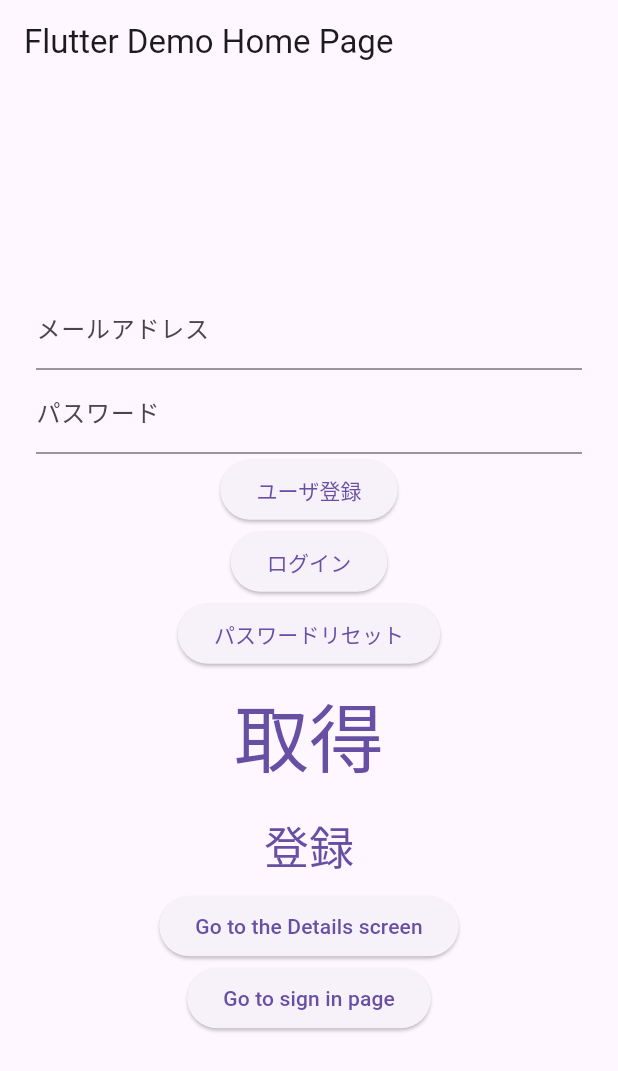
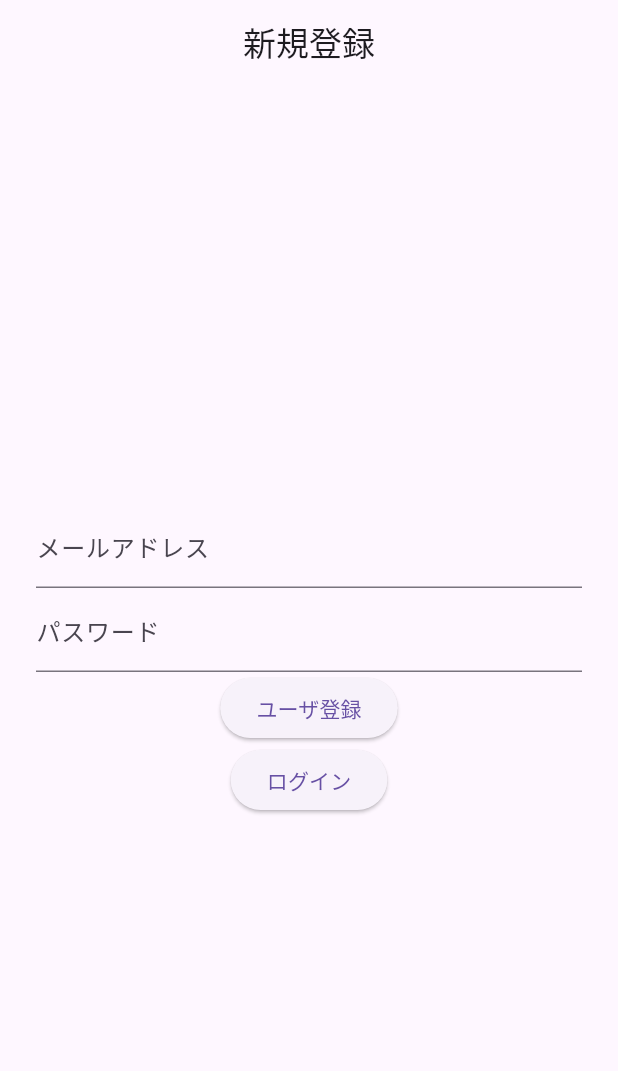
Before and after one commit to sughimura/flutter_firebase_practice, a Flutter app: the screen it shows after launch, on a phone screen of 412 x 824 dp. Shown: the top 1071 px of the screen. Run offline on Flutter 3.47's test engine with Material 3 defaults, Android fonts, the phone set to English and light mode, and no system bars; our stand-ins replace cloud_firestore, firebase_auth, firebase_core, flutter_riverpod, go_router; accounts and stored records are empty.

Commit message:
feat: implement login routing flow
ref:
- https://zenn.dev/joo_hashi/articles/41cd105bc02bd9
- https://codewithandrea.com/articles/flutter-state-management-riverpod/

```diff
--- a/lib/main.dart
+++ b/lib/main.dart
@@ -1,12 +1,53 @@
+import 'package:firebase_core/firebase_core.dart';
 import 'package:flutter/material.dart';
-import 'package:firebase_core/firebase_core.dart';
+import 'package:flutter_firebase_practice/service/provider.dart';
+import 'package:flutter_firebase_practice/service/router.dart';
+import 'package:flutter_firebase_practice/ui/auth/sign_in_page.dart';
+import 'package:flutter_firebase_practice/ui/page/my_page.dart';
+import 'package:flutter_riverpod/flutter_riverpod.dart';
+
 import 'firebase_options.dart';
-import 'my_app.dart';
 
 void main() async {
   WidgetsFlutterBinding.ensureInitialized();
   await Firebase.initializeApp(
     options: DefaultFirebaseOptions.currentPlatform,
   );
-  runApp(const MyApp());
+  runApp(
+    const ProviderScope(child: MyApp()),
+  );
 }
+
+class MyApp extends StatelessWidget {
+  const MyApp({Key? key}) : super(key: key);
+
+  @override
+  Widget build(BuildContext context) {
+    return MaterialApp.router(
+      routerConfig: router,
+      title: 'Flutter Demo',
+      theme: ThemeData(
+        primarySwatch: Colors.blue,
+      ),
+    );
+  }
+}
+
+// go_routerで最初に呼び出されるページ。何も表示されることはない.
+// ログインしていなければ認証のページに移動し、ログインして入れば、
+// ログイン後のページへ移動する.
+class HomePage extends ConsumerWidget {
+  const HomePage({Key? key}) : super(key: key);
+
+  @override
+  Widget build(BuildContext context, WidgetRef ref) {
+    // StreamProvider を監視し、AsyncValue<User?> を取得する。
+    final authStateAsync = ref.watch(authStateChangesProvider);
+    // パターンマッチングを使用して、状態をUIにマッピングする
+    return authStateAsync.when(
+      data: (user) => user != null ? const MyPage() : const SignInPage(),
+      loading: () => const CircularProgressIndicator(),
+      error: (err, stack) => Text('Error: $err'),
+    );
+  }
+}
--- a/lib/my_app.dart
+++ b/lib/my_app.dart
@@ -1,5 +1,9 @@
 import 'package:flutter/material.dart';
+import 'package:flutter_firebase_practice/service/provider.dart';
 import 'package:flutter_firebase_practice/service/router.dart';
+import 'package:flutter_firebase_practice/ui/auth/sign_in_page.dart';
+import 'package:flutter_firebase_practice/ui/page/my_page.dart';
+import 'package:flutter_riverpod/flutter_riverpod.dart';
 
 class MyApp extends StatelessWidget {
   const MyApp({Key? key}) : super(key: key);
@@ -11,3 +15,19 @@ class MyApp extends StatelessWidget {
     );
   }
 }
+
+class HomePage extends ConsumerWidget {
+  const HomePage({super.key});
+
+  @override
+  Widget build(BuildContext context, WidgetRef ref) {
+    // StreamProvider を監視し、AsyncValue<User?> を取得する。
+    final authStateAsync = ref.watch(authStateChangesProvider);
+    // パターンマッチングを使用して、状態をUIにマッピングする
+    return authStateAsync.when(
+      data: (user) => user != null ? const MyPage() : const SignInPage(),
+      loading: () => const CircularProgressIndicator(),
+      error: (err, stack) => Text('Error: $err'),
+    );
+  }
+}
--- /dev/null
+++ b/lib/service/provider.dart
@@ -0,0 +1,24 @@
+import 'package:firebase_auth/firebase_auth.dart';
+import 'package:flutter/material.dart';
+import 'package:flutter_riverpod/flutter_riverpod.dart';
+
+final authStateChangesProvider = StreamProvider.autoDispose<User?>((ref) {
+  // 以下のプロバイダからFirebaseAuthを取得します。
+  final firebaseAuth = ref.watch(firebaseAuthProvider);
+  // Stream<User?> を返すメソッドを呼び出す。
+  return firebaseAuth.authStateChanges();
+});
+
+// プロバイダを使用して、FirebaseAuth インスタンスにアクセスします。
+final firebaseAuthProvider = Provider<FirebaseAuth>((ref) {
+  return FirebaseAuth.instance;
+});
+// メールアドレスのテキストを保存するProvider
+final emailProvider = StateProvider.autoDispose((ref) {
+  return TextEditingController(text: '');
+});
+
+final passwordProvider = StateProvider.autoDispose((ref) {
+  // パスワードのテキストを保存するProvider
+  return TextEditingController(text: '');
+});
--- a/lib/service/router.dart
+++ b/lib/service/router.dart
@@ -1,29 +1,32 @@
-import 'package:flutter/cupertino.dart';
+import 'package:flutter/material.dart';
 import 'package:flutter_firebase_practice/ui/auth/sign_in_page.dart';
 import 'package:go_router/go_router.dart';
 
-import '../ui/page/details_screen.dart';
-import '../ui/page/my_home_page.dart';
+import '../my_app.dart';
+import '../ui/page/my_page.dart';
 
+/// GoRouterの画面遷移の設定
+/// 変数は、_routerとすると、
+/// privateになるからか、他のファイルで呼び出せなかった!
 final GoRouter router = GoRouter(
-  routes: <RouteBase>[
+  routes: <GoRoute>[
+    /// 最初のページのページへ移動する設定
     GoRoute(
       path: '/',
-      builder: (BuildContext context, GoRouterState state) {
-        return const MyHomePage(title: 'Flutter Demo Home Page');
-      },
-      routes: <RouteBase>[
+      builder: (BuildContext context, GoRouterState state) => const HomePage(),
+      routes: <GoRoute>[
+        /// パスワードをリセットするページへ画面遷移する設定
         GoRoute(
-          path: 'sign_in',
-          builder: (BuildContext context, GoRouterState state) {
-            return const SignInPage();
-          },
+          path: 'auth',
+          builder: (BuildContext context, GoRouterState state) =>
+          const SignInPage(),
         ),
+
+        /// ログイン後のページへ画面遷移する設定
         GoRoute(
-          path: 'details',
-          builder: (BuildContext context, GoRouterState state) {
-            return const DetailsScreen();
-          },
+          path: 'mypage',
+          builder: (BuildContext context, GoRouterState state) =>
+          const MyPage(),
         ),
       ],
     ),
--- a/lib/ui/auth/sign_in_page.dart
+++ b/lib/ui/auth/sign_in_page.dart
@@ -1,19 +1,73 @@
+import 'package:firebase_auth/firebase_auth.dart';
 import 'package:flutter/material.dart';
+import 'package:flutter_riverpod/flutter_riverpod.dart';
 import 'package:go_router/go_router.dart';
 
-/// The details screen
-class SignInPage extends StatelessWidget {
-  /// Constructs a [SignInPage]
+import '../../service/provider.dart';
+
+/// 認証のページ.
+/// 今回は新規登録とログインは同じページにしました.
+class SignInPage extends ConsumerWidget {
   const SignInPage({super.key});
 
   @override
-  Widget build(BuildContext context) {
+  Widget build(BuildContext context, WidgetRef ref) {
+    final emailController = ref.watch(emailProvider);
+    final passwordlController = ref.watch(passwordProvider);
     return Scaffold(
-      appBar: AppBar(title: const Text('SignInPage')),
+      appBar: AppBar(
+        centerTitle: true, // AndroidのAppBarの文字を中央寄せ.
+        automaticallyImplyLeading: false, //戻るボタンを消す.
+        title: const Text('新規登録'),
+      ),
       body: Center(
-        child: ElevatedButton(
-          onPressed: () => context.go('/'),
-          child: const Text('Go back to the Home screen'),
+        child: Container(
+          padding: const EdgeInsets.all(24),
+          child: Column(
+            mainAxisAlignment: MainAxisAlignment.center,
+            children: <Widget>[
+              TextField(
+                controller: emailController,
+                decoration: const InputDecoration(labelText: 'メールアドレス'),
+              ),
+              TextField(
+                controller: passwordlController,
+                decoration: const InputDecoration(labelText: 'パスワード'),
+                obscureText: true,
+              ),
+              ElevatedButton(
+                child: const Text('ユーザ登録'),
+                onPressed: () async {
+                  try {
+                    final User? user = (await FirebaseAuth.instance
+                        .createUserWithEmailAndPassword(
+                        email: emailController.text,
+                        password: passwordlController.text))
+                        .user;
+                    if (user != null) {}
+                  } catch (e) {
+                    print(e);
+                  }
+                },
+              ),
+              ElevatedButton(
+                child: const Text('ログイン'),
+                onPressed: () async {
+                  try {
+                    // メール/パスワードでログイン
+                    final User? user = (await FirebaseAuth.instance
+                        .signInWithEmailAndPassword(
+                        email: emailController.text,
+                        password: passwordlController.text))
+                        .user;
+                    if (user != null) context.go('/mypage');
+                  } catch (e) {
+                    print(e);
+                  }
+                },
+              ),
+            ],
+          ),
         ),
       ),
     );
```
Also changed, not shown: lib/ui/page/my_page.dart (added, +31 -0 lines).
